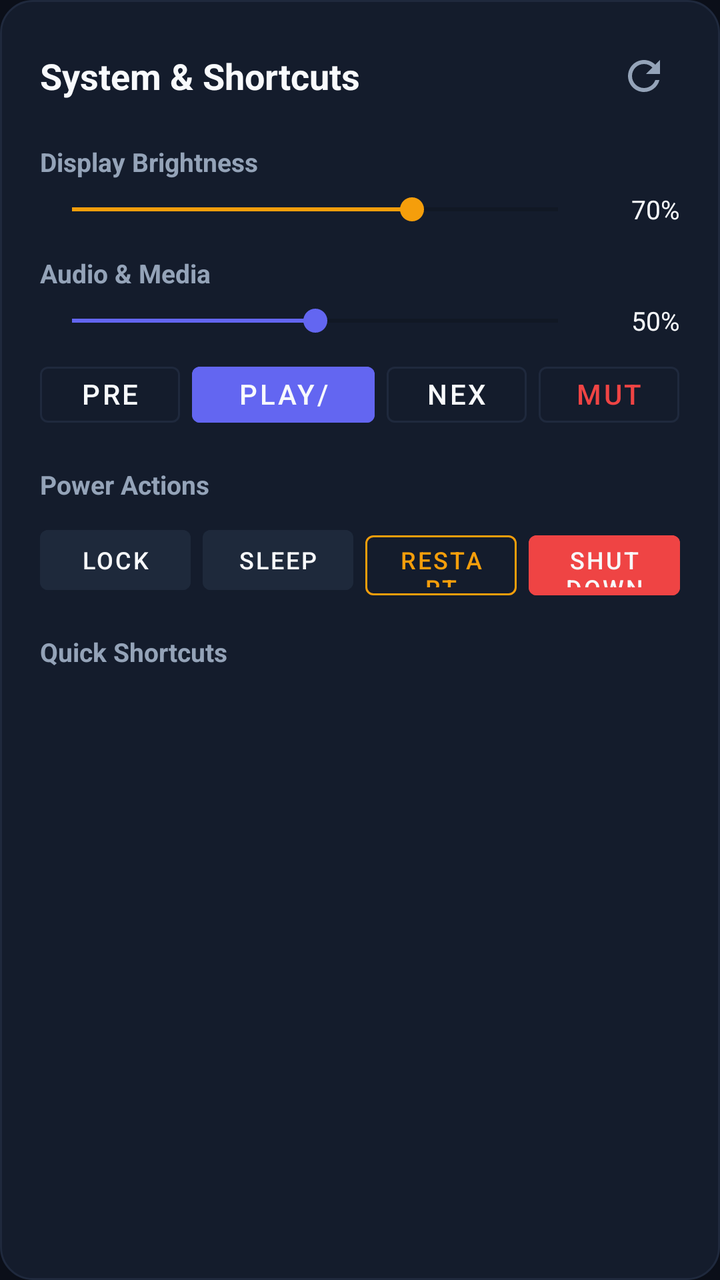
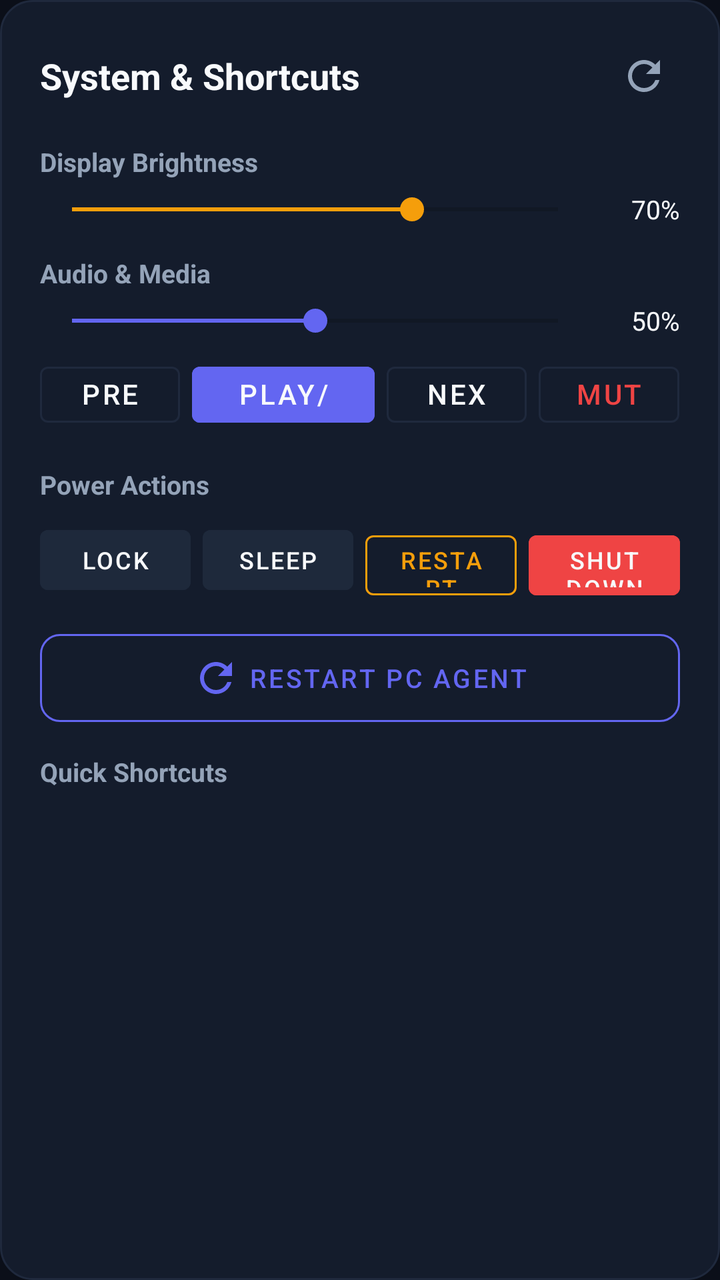

Two renders of the same Android screen: before a commit and after it. Below are the layout's source before the change and the commit's diff.
<!-- AndroidManifest.xml: application theme Theme.RemotePocket -->
<!-- res/layout/dialog_system_sheet.xml -->
<?xml version="1.0" encoding="utf-8"?>
<LinearLayout xmlns:android="http://schemas.android.com/apk/res/android"
    xmlns:app="http://schemas.android.com/apk/res-auto"
    android:layout_width="match_parent"
    android:layout_height="wrap_content"
    android:background="@drawable/bg_card_glass"
    android:orientation="vertical"
    android:padding="20dp">

    
    <LinearLayout
        android:layout_width="match_parent"
        android:layout_height="wrap_content"
        android:gravity="center_vertical"
        android:orientation="horizontal"
        android:paddingBottom="16dp">

        <TextView
            android:layout_width="0dp"
            android:layout_height="wrap_content"
            android:layout_weight="1"
            android:text="@string/system_controls_title"
            android:textColor="@color/text_primary"
            android:textSize="18sp"
            android:textStyle="bold" />

        <ImageButton
            android:id="@+id/btnCloseSystemSheet"
            android:layout_width="36dp"
            android:layout_height="36dp"
            android:background="?attr/selectableItemBackgroundBorderless"
            android:src="@drawable/ic_refresh"
            android:tint="@color/text_secondary" />
    </LinearLayout>

    
    <TextView
        android:layout_width="wrap_content"
        android:layout_height="wrap_content"
        android:text="@string/section_display"
        android:textColor="@color/text_secondary"
        android:textSize="13sp"
        android:textStyle="bold" />

    <LinearLayout
        android:layout_width="match_parent"
        android:layout_height="wrap_content"
        android:gravity="center_vertical"
        android:orientation="horizontal"
        android:paddingTop="6dp"
        android:paddingBottom="14dp">

        <SeekBar
            android:id="@+id/seekBrightness"
            android:layout_width="0dp"
            android:layout_height="wrap_content"
            android:layout_weight="1"
            android:max="100"
            android:progress="70"
            android:progressTint="@color/accent_amber"
            android:thumbTint="@color/accent_amber" />

        <TextView
            android:id="@+id/txtBrightnessVal"
            android:layout_width="45dp"
            android:layout_height="wrap_content"
            android:gravity="end"
            android:text="70%"
            android:textColor="@color/text_primary"
            android:textSize="13sp" />
    </LinearLayout>

    
    <TextView
        android:layout_width="wrap_content"
        android:layout_height="wrap_content"
        android:text="@string/section_audio"
        android:textColor="@color/text_secondary"
        android:textSize="13sp"
        android:textStyle="bold" />

    <LinearLayout
        android:layout_width="match_parent"
        android:layout_height="wrap_content"
        android:gravity="center_vertical"
        android:orientation="horizontal"
        android:paddingTop="6dp"
        android:paddingBottom="8dp">

        <SeekBar
            android:id="@+id/seekVolume"
            android:layout_width="0dp"
            android:layout_height="wrap_content"
            android:layout_weight="1"
            android:max="100"
            android:progress="50"
            android:progressTint="@color/accent_indigo"
            android:thumbTint="@color/accent_indigo" />

        <TextView
            android:id="@+id/txtVolumeVal"
            android:layout_width="45dp"
            android:layout_height="wrap_content"
            android:gravity="end"
            android:text="50%"
            android:textColor="@color/text_primary"
            android:textSize="13sp" />
    </LinearLayout>

    
    <LinearLayout
        android:layout_width="match_parent"
        android:layout_height="wrap_content"
        android:orientation="horizontal"
        android:paddingBottom="16dp">

        <Button
            android:id="@+id/btnMediaPrev"
            style="@style/Widget.MaterialComponents.Button.OutlinedButton"
            android:layout_width="0dp"
            android:layout_height="40dp"
            android:layout_marginEnd="6dp"
            android:layout_weight="1"
            android:text="@string/media_prev"
            android:textColor="@color/text_primary"
            app:strokeColor="@color/surface_card_border" />

        <Button
            android:id="@+id/btnMediaPlayPause"
            style="@style/Widget.MaterialComponents.Button"
            android:layout_width="0dp"
            android:layout_height="40dp"
            android:layout_marginEnd="6dp"
            android:layout_weight="1.3"
            android:backgroundTint="@color/accent_indigo"
            android:text="@string/media_play_pause"
            android:textColor="@color/text_primary" />

        <Button
            android:id="@+id/btnMediaNext"
            style="@style/Widget.MaterialComponents.Button.OutlinedButton"
            android:layout_width="0dp"
            android:layout_height="40dp"
            android:layout_marginEnd="6dp"
            android:layout_weight="1"
            android:text="@string/media_next"
            android:textColor="@color/text_primary"
            app:strokeColor="@color/surface_card_border" />

        <Button
            android:id="@+id/btnMediaMute"
            style="@style/Widget.MaterialComponents.Button.OutlinedButton"
            android:layout_width="0dp"
            android:layout_height="40dp"
            android:layout_weight="1"
            android:text="@string/btn_mute"
            android:textColor="@color/accent_coral"
            app:strokeColor="@color/surface_card_border" />
    </LinearLayout>

    
    <TextView
        android:layout_width="wrap_content"
        android:layout_height="wrap_content"
        android:text="@string/section_power"
        android:textColor="@color/text_secondary"
        android:textSize="13sp"
        android:textStyle="bold" />

    <LinearLayout
        android:layout_width="match_parent"
        android:layout_height="wrap_content"
        android:orientation="horizontal"
        android:paddingTop="8dp"
        android:paddingBottom="16dp">

        <Button
            android:id="@+id/btnPowerLock"
            style="@style/Widget.MaterialComponents.Button"
            android:layout_width="0dp"
            android:layout_height="42dp"
            android:layout_marginEnd="6dp"
            android:layout_weight="1"
            android:backgroundTint="@color/btn_surface"
            android:text="@string/btn_lock"
            android:textColor="@color/text_primary"
            android:textSize="12sp" />

        <Button
            android:id="@+id/btnPowerSleep"
            style="@style/Widget.MaterialComponents.Button"
            android:layout_width="0dp"
            android:layout_height="42dp"
            android:layout_marginEnd="6dp"
            android:layout_weight="1"
            android:backgroundTint="@color/btn_surface"
            android:text="@string/btn_sleep"
            android:textColor="@color/text_primary"
            android:textSize="12sp" />

        <Button
            android:id="@+id/btnPowerRestart"
            style="@style/Widget.MaterialComponents.Button.OutlinedButton"
            android:layout_width="0dp"
            android:layout_height="42dp"
            android:layout_marginEnd="6dp"
            android:layout_weight="1"
            android:text="@string/btn_restart"
            android:textColor="@color/accent_amber"
            android:textSize="12sp"
            app:strokeColor="@color/accent_amber" />

        <Button
            android:id="@+id/btnPowerShutdown"
            style="@style/Widget.MaterialComponents.Button"
            android:layout_width="0dp"
            android:layout_height="42dp"
            android:layout_weight="1"
            android:backgroundTint="@color/accent_coral"
            android:text="@string/btn_shutdown"
            android:textColor="@color/text_primary"
            android:textSize="12sp" />
    </LinearLayout>

    
    <TextView
        android:layout_width="wrap_content"
        android:layout_height="wrap_content"
        android:text="@string/section_shortcuts"
        android:textColor="@color/text_secondary"
        android:textSize="13sp"
        android:textStyle="bold" />

    <HorizontalScrollView
        android:layout_width="match_parent"
        android:layout_height="wrap_content"
        android:paddingTop="8dp"
        android:scrollbars="none">

        <LinearLayout
            android:id="@+id/layoutShortcutsContainer"
            android:layout_width="wrap_content"
            android:layout_height="wrap_content"
            android:orientation="horizontal" />
    </HorizontalScrollView>

</LinearLayout>
<!-- resources referenced by this layout -->
<resources>
  <color name="accent_amber">#F59E0B</color>
  <color name="accent_coral">#EF4444</color>
  <color name="accent_indigo">#6366F1</color>
  <color name="btn_surface">#1E293B</color>
  <color name="surface_card_border">#1F293D</color>
  <color name="text_primary">#F8FAFC</color>
  <color name="text_secondary">#94A3B8</color>
  <!-- drawable bg_card_glass (drawable) -->
  <?xml version="1.0" encoding="utf-8"?>
  <shape xmlns:android="http://schemas.android.com/apk/res/android"
      android:shape="rectangle">
      <solid android:color="@color/surface_card_translucent" />
      <stroke
          android:width="1dp"
          android:color="@color/surface_card_border" />
      <corners android:radius="16dp" />
  </shape>
  <!-- drawable ic_refresh (drawable) -->
  <vector xmlns:android="http://schemas.android.com/apk/res/android"
      android:width="24dp"
      android:height="24dp"
      android:viewportWidth="24"
      android:viewportHeight="24">
      <path
          android:fillColor="@color/text_primary"
          android:pathData="M17.65,6.35C16.2,4.9 14.21,4 12,4c-4.42,0 -7.99,3.58 -7.99,8s3.57,8 7.99,8c3.73,0 6.84,-2.55 7.73,-6h-2.08c-0.82,2.33 -3.04,4 -5.65,4 -3.31,0 -6,-2.69 -6,-6s2.69,-6 6,-6c1.66,0 3.14,0.69 4.22,1.78L13,11h7V4l-2.35,2.35z"/>
  </vector>
  <string name="btn_lock">Lock</string>
  <string name="btn_mute">Mute</string>
  <string name="btn_restart">Restart</string>
  <string name="btn_shutdown">Shutdown</string>
  <string name="btn_sleep">Sleep</string>
  <string name="media_next">Next</string>
  <string name="media_play_pause">Play/Pause</string>
  <string name="media_prev">Prev</string>
  <string name="section_audio">Audio &amp; Media</string>
  <string name="section_display">Display Brightness</string>
  <string name="section_power">Power Actions</string>
  <string name="section_shortcuts">Quick Shortcuts</string>
  <string name="system_controls_title">System &amp; Shortcuts</string>
  <style name="Theme.RemotePocket" parent="Theme.MaterialComponents.DayNight.NoActionBar">
          <item name="colorPrimary">@color/accent_indigo</item>
          <item name="colorPrimaryVariant">@color/accent_indigo_variant</item>
          <item name="colorSecondary">@color/accent_emerald</item>
          <item name="android:windowBackground">@color/bg_dark</item>
          <item name="android:statusBarColor">@color/bg_dark</item>
          <item name="android:navigationBarColor">@color/bg_dark</item>
          <item name="android:windowLightStatusBar">false</item>
      </style>
  <color name="surface_card_translucent">#D9161F30</color>
  <color name="accent_indigo_variant">#4F46E5</color>
  <color name="accent_emerald">#10B981</color>
  <color name="bg_dark">#0B0F19</color>
</resources>

<!-- the commit's change to res/layout/dialog_system_sheet.xml (unified diff, before → after) -->
@@ -222,6 +222,23 @@
             android:textSize="12sp" />
     </LinearLayout>
 
+    <com.google.android.material.button.MaterialButton
+        android:id="@+id/btnRestartAgent"
+        style="@style/Widget.MaterialComponents.Button.OutlinedButton"
+        android:layout_width="match_parent"
+        android:layout_height="44dp"
+        android:layout_marginBottom="16dp"
+        android:insetTop="0dp"
+        android:insetBottom="0dp"
+        android:text="@string/btn_restart_agent"
+        android:textColor="@color/accent_indigo"
+        android:textSize="13sp"
+        app:cornerRadius="10dp"
+        app:icon="@drawable/ic_refresh"
+        app:iconGravity="textStart"
+        app:iconTint="@color/accent_indigo"
+        app:strokeColor="@color/accent_indigo" />
+
     
     <TextView
         android:layout_width="wrap_content"
<!-- resource entries referenced after the edit -->
@@ -30,6 +30,7 @@
   <string name="btn_lock">Lock</string>
   <string name="btn_mute">Mute</string>
   <string name="btn_restart">Restart</string>
+  <string name="btn_restart_agent">Restart PC Agent</string>
   <string name="btn_shutdown">Shutdown</string>
   <string name="btn_sleep">Sleep</string>
   <string name="media_next">Next</string>
